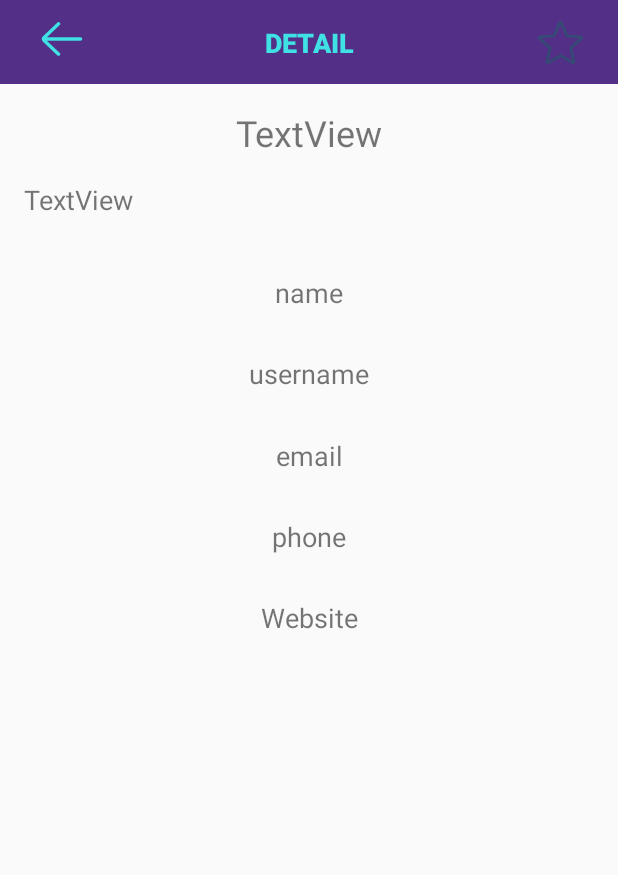
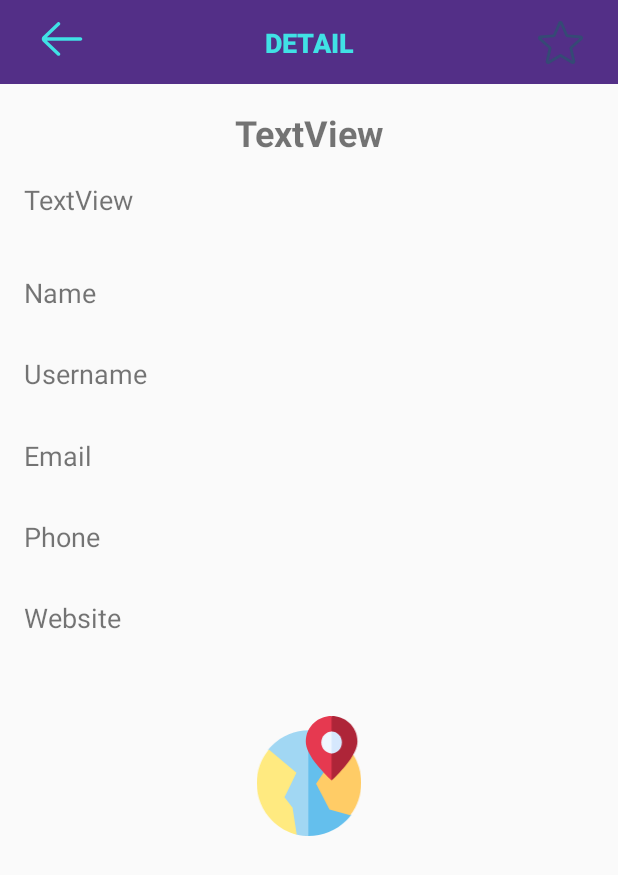
Before and after one commit to michael-pardo/Jsonplaceholder-Posts-Android-, an Android app: the DetailPostActivity screen opened directly, with no data from a screen before it, on a phone screen of 412 x 824 dp. Shown: the top 875 px of the screen. Run offline under Robolectric (Android 15) with nearby library versions, the phone set to English and light mode, and no system bars; our stand-ins replace Room's generated code, data binding; libraries missing offline, so code that uses them is left out: coil.api.load, com.jakewharton.retrofit2; pictures from the network do not load; 6 statements that could not run were skipped.

Commit message:
detail user info

```diff
--- a/Posts/app/src/main/java/com/mistpaag/jsonplaceholder/post/data/local/PostDB.kt
+++ b/Posts/app/src/main/java/com/mistpaag/jsonplaceholder/post/data/local/PostDB.kt
@@ -4,9 +4,11 @@ import androidx.room.Database
 import androidx.room.RoomDatabase
 import com.mistpaag.jsonplaceholder.post.data.local.dao.PostDao
 import com.mistpaag.jsonplaceholder.post.models.post.PostResponse
+import com.mistpaag.jsonplaceholder.post.models.user.User
 
 @Database(entities = [
-    PostResponse::class
+    PostResponse::class,
+    User::class
 ],version = 1, exportSchema = false)
 abstract class PostDB : RoomDatabase(){
     abstract val postdao: PostDao
--- a/Posts/app/src/main/java/com/mistpaag/jsonplaceholder/post/data/remote/ApiService.kt
+++ b/Posts/app/src/main/java/com/mistpaag/jsonplaceholder/post/data/remote/ApiService.kt
@@ -4,6 +4,7 @@ import com.mistpaag.jsonplaceholder.post.models.post.PostResponse
 import com.mistpaag.jsonplaceholder.post.models.user.User
 import kotlinx.coroutines.Deferred
 import retrofit2.http.GET
+import retrofit2.http.Path
 import retrofit2.http.Query
 
 interface ApiService {
@@ -11,8 +12,8 @@ interface ApiService {
     fun fetchPosts(
     ): Deferred<List<PostResponse>>
 
-    @GET("/user/")
+    @GET("/users/{id}")
     fun fetchUser(
-        @Query("") id:Int
+        @Path("id") id:Int
     ): Deferred<User>
 }
--- a/Posts/app/src/main/java/com/mistpaag/jsonplaceholder/post/models/user/Address.kt
+++ b/Posts/app/src/main/java/com/mistpaag/jsonplaceholder/post/models/user/Address.kt
@@ -1,7 +1,10 @@
 package com.mistpaag.jsonplaceholder.post.models.user
+
+import androidx.room.Embedded
 
 data class Address(
     val city: String,
+    @Embedded
     val geo: Geo,
     val street: String,
     val suite: String,
--- /dev/null
+++ b/Posts/app/src/main/res/drawable/location.xml
@@ -0,0 +1,54 @@
+<vector xmlns:android="http://schemas.android.com/apk/res/android"
+    android:width="81dp"
+    android:height="93dp"
+    android:viewportWidth="81"
+    android:viewportHeight="93">
+  <path
+      android:pathData="M11.6487,23.0086C10.7143,23.9439 9.8316,24.9173 9,25.9238L15.3774,65.7277L30.6343,91.7817C33.8583,92.5858 37.203,93 40.6115,93L45,55.4777L40.6115,11C29.6707,11 19.3849,15.2647 11.6487,23.0086Z"
+      android:strokeWidth="1"
+      android:fillColor="#A1D7F3"
+      android:fillType="nonZero"
+      android:strokeColor="#00000000"/>
+  <path
+      android:pathData="M66.9032,52.3661L65.4528,24.5218L40,11L40,93C51.1014,93 61.5381,88.7353 69.3879,80.9914C70.6911,79.7057 71.8949,78.3484 73,76.9307L66.9032,52.3661Z"
+      android:strokeWidth="1"
+      android:fillColor="#64BFED"
+      android:fillType="nonZero"
+      android:strokeColor="#00000000"/>
+  <path
+      android:pathData="M21.4988,62.9897L30.7601,43.9872L9.3534,26C3.2966,33.3422 -0,42.4829 -0,52.1324C-0,63.1077 4.2629,73.4258 12.0036,81.1864C17.3328,86.5294 23.8712,90.2193 31,92L27.745,71.1953L21.4988,62.9897Z"
+      android:strokeWidth="1"
+      android:fillColor="#FFEA80"
+      android:fillType="nonZero"
+      android:strokeColor="#00000000"/>
+  <path
+      android:pathData="M74.1596,28.9719L64.9228,24L46,52.5286L56.3704,72.5193L72.4556,77C77.9967,69.7983 81,61.0245 81,51.7882C81,43.6368 78.6346,35.7471 74.1596,28.9719Z"
+      android:strokeWidth="1"
+      android:fillColor="#FFCC66"
+      android:fillType="nonZero"
+      android:strokeColor="#00000000"/>
+  <path
+      android:pathData="M44.4424,5.1361C40.288,8.8062 38,13.9779 38,19.6983C38,24.687 41.1173,31.0603 47.2657,38.6412C51.6621,44.0622 55.9966,48.111 56.1791,48.2808L58.0267,50L65,24.0936L58.0265,0C53.0882,0 48.1371,1.872 44.4424,5.1361L44.4424,5.1361Z"
+      android:strokeWidth="1"
+      android:fillColor="#E63950"
+      android:fillType="nonZero"
+      android:strokeColor="#00000000"/>
+  <path
+      android:pathData="M71.566,5.1361C67.8762,1.872 62.9317,0 58,0L58,50L59.8451,48.2808C60.0272,48.111 64.3561,44.0622 68.7466,38.6412C74.8868,31.0603 78,24.687 78,19.6983C78,13.9779 75.7149,8.8062 71.566,5.1361Z"
+      android:strokeWidth="1"
+      android:fillColor="#AE2538"
+      android:fillType="nonZero"
+      android:strokeColor="#00000000"/>
+  <path
+      android:pathData="M50,20.5C50,25.187 53.7327,29 58.321,29L60,20.7906L58.321,12C53.7327,12 50,15.813 50,20.5L50,20.5Z"
+      android:strokeWidth="1"
+      android:fillColor="#F0F7FF"
+      android:fillType="nonZero"
+      android:strokeColor="#00000000"/>
+  <path
+      android:pathData="M58,12L58,29C62.4113,29 66,25.1868 66,20.5C66,15.8132 62.4113,12 58,12Z"
+      android:strokeWidth="1"
+      android:fillColor="#D6E8FD"
+      android:fillType="nonZero"
+      android:strokeColor="#00000000"/>
+</vector>
--- a/Posts/app/src/main/res/layout/activity_detail_post.xml
+++ b/Posts/app/src/main/res/layout/activity_detail_post.xml
@@ -31,7 +31,7 @@
 
                 <androidx.constraintlayout.widget.ConstraintLayout
                     android:layout_width="match_parent"
-                    android:layout_height="match_parent">
+                    android:layout_height="wrap_content">
 
                     <TextView
                         android:id="@+id/tittle_text"
@@ -43,6 +43,7 @@
                         android:text="TextView"
                         android:textAlignment="center"
                         android:textSize="24sp"
+                        android:textStyle="bold"
                         app:layout_constraintEnd_toEndOf="parent"
                         app:layout_constraintStart_toStartOf="parent"
                         app:layout_constraintTop_toTopOf="parent" />
@@ -61,18 +62,22 @@
                         app:layout_constraintTop_toBottomOf="@+id/tittle_text" />
 
                     <androidx.constraintlayout.widget.ConstraintLayout
+                        android:id="@+id/constraintLayout"
                         android:layout_width="0dp"
                         android:layout_height="300dp"
+                        android:layout_marginStart="16dp"
                         android:layout_marginTop="8dp"
+                        android:layout_marginEnd="16dp"
                         app:layout_constraintEnd_toEndOf="parent"
                         app:layout_constraintStart_toStartOf="parent"
                         app:layout_constraintTop_toBottomOf="@+id/body_text">
 
                         <TextView
                             android:id="@+id/name_text"
-                            android:layout_width="wrap_content"
+                            android:layout_width="0dp"
                             android:layout_height="wrap_content"
                             android:text="@string/name"
+                            android:textAlignment="textStart"
                             android:textSize="18sp"
                             app:layout_constraintBottom_toTopOf="@+id/username_text"
                             app:layout_constraintEnd_toEndOf="parent"
@@ -81,9 +86,10 @@
 
                         <TextView
                             android:id="@+id/username_text"
-                            android:layout_width="wrap_content"
+                            android:layout_width="0dp"
                             android:layout_height="wrap_content"
                             android:text="@string/username"
+                            android:textAlignment="textStart"
                             android:textSize="18sp"
                             app:layout_constraintBottom_toTopOf="@+id/email_text"
                             app:layout_constraintEnd_toEndOf="parent"
@@ -92,9 +98,10 @@
 
                         <TextView
                             android:id="@+id/email_text"
-                            android:layout_width="wrap_content"
+                            android:layout_width="0dp"
                             android:layout_height="wrap_content"
                             android:text="@string/email"
+                            android:textAlignment="textStart"
                             android:textSize="18sp"
                             app:layout_constraintBottom_toTopOf="@+id/phone_text"
                             app:layout_constraintEnd_toEndOf="parent"
@@ -103,9 +110,10 @@
 
                         <TextView
                             android:id="@+id/phone_text"
-                            android:layout_width="wrap_content"
+                            android:layout_width="0dp"
                             android:layout_height="wrap_content"
                             android:text="@string/phone"
+                            android:textAlignment="textStart"
                             android:textSize="18sp"
                             app:layout_constraintBottom_toTopOf="@+id/website_text"
                             app:layout_constraintEnd_toEndOf="parent"
@@ -114,15 +122,28 @@
 
                         <TextView
                             android:id="@+id/website_text"
-                            android:layout_width="wrap_content"
+                            android:layout_width="0dp"
                             android:layout_height="wrap_content"
                             android:text="@string/website"
+                            android:textAlignment="textStart"
                             android:textSize="18sp"
                             app:layout_constraintBottom_toBottomOf="parent"
                             app:layout_constraintEnd_toEndOf="parent"
                             app:layout_constraintStart_toStartOf="parent"
                             app:layout_constraintTop_toBottomOf="@+id/phone_text" />
                     </androidx.constraintlayout.widget.ConstraintLayout>
+
+                    <ImageView
+                        android:id="@+id/location_image"
+                        android:layout_width="80dp"
+                        android:layout_height="80dp"
+                        android:layout_marginTop="24dp"
+                        android:layout_marginBottom="24dp"
+                        app:layout_constraintBottom_toBottomOf="parent"
+                        app:layout_constraintEnd_toEndOf="parent"
+                        app:layout_constraintStart_toStartOf="parent"
+                        app:layout_constraintTop_toBottomOf="@+id/constraintLayout"
+                        app:srcCompat="@drawable/location" />
 
                 </androidx.constraintlayout.widget.ConstraintLayout>
             </LinearLayout>
--- a/Posts/app/src/main/res/values/strings.xml
+++ b/Posts/app/src/main/res/values/strings.xml
@@ -4,8 +4,8 @@
     <string name="favorites">Favorites</string>
     <string name="detail">Detail</string>
     <string name="website">Website</string>
-    <string name="email">email</string>
-    <string name="phone">phone</string>
-    <string name="username">username</string>
-    <string name="name">name</string>
+    <string name="email">Email</string>
+    <string name="phone">Phone</string>
+    <string name="username">Username</string>
+    <string name="name">Name</string>
 </resources>
```
Also changed, not shown: Posts/app/src/main/java/com/mistpaag/jsonplaceholder/post/data/local/dao/PostDao.kt (+7 -0 lines), Posts/app/src/main/java/com/mistpaag/jsonplaceholder/post/data/repository/Repository.kt (+8 -5 lines), Posts/app/src/main/java/com/mistpaag/jsonplaceholder/post/models/user/User.kt (+7 -1 lines), Posts/app/src/main/java/com/mistpaag/jsonplaceholder/post/views/detail/DetailPostActivity.kt (+28 -1 lines), Posts/app/src/main/java/com/mistpaag/jsonplaceholder/post/views/detail/DetailPostViewModel.kt (+8 -2 lines).
